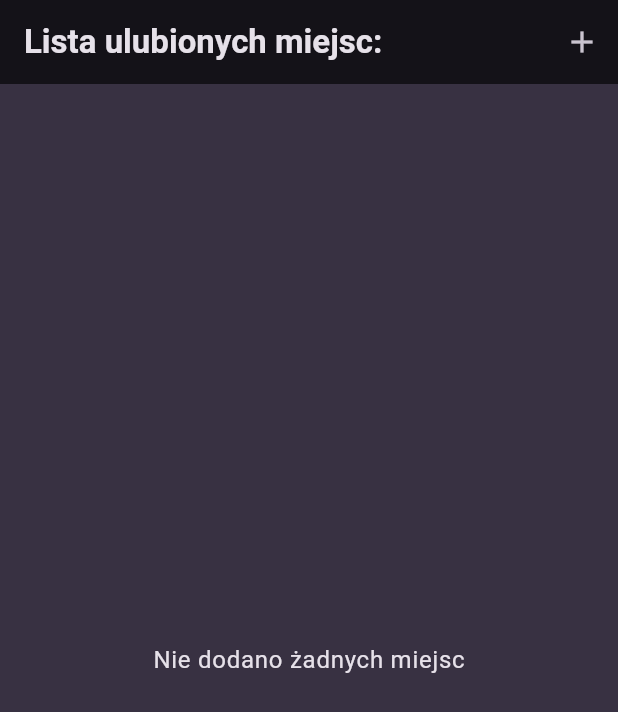
After one commit to StachuDev/favorite_places, a Flutter app: the screen it shows after launch, on a phone screen of 412 x 824 dp. The commit adds this screen. Shown: the top 712 px of the screen. Run offline on Flutter 3.47's test engine with Material 3 defaults, Android fonts, the phone set to English and light mode, and no system bars; our stand-ins replace flutter_riverpod, google_fonts.

Commit message:
little placeDetails update, split up PlaceScreen into placesList widget

```diff
--- /dev/null
+++ b/lib/widgets/places_list.dart
@@ -0,0 +1,39 @@
+import 'package:favorite_places/models/place.dart';
+import 'package:favorite_places/screens/place_details.dart';
+import 'package:flutter/material.dart';
+
+class PlacesList extends StatelessWidget {
+  const PlacesList({super.key, required this.places});
+
+  final List<PlaceItem> places;
+
+  @override
+  Widget build(BuildContext context) {
+    if (places.isEmpty) {
+      return Center(
+        child: Text(
+          "Nie dodano żadnych miejsc",
+          style: Theme.of(context).textTheme.bodyLarge!.copyWith(
+                color: Theme.of(context).colorScheme.onBackground,
+              ),
+        ),
+      );
+    }
+
+    return ListView.builder(
+      itemCount: places.length,
+      itemBuilder: (ctx, index) => ListTile(
+        title: Text(
+          places[index].title,
+          style: Theme.of(context).textTheme.titleMedium!.copyWith(
+                color: Theme.of(context).colorScheme.onBackground,
+              ),
+        ),
+        onTap: () {
+          Navigator.of(context).push(MaterialPageRoute(
+              builder: (ctx) => PlaceDetailsScreen(place: places[index])));
+        },
+      ),
+    );
+  }
+}
```
Also changed, not shown: lib/screens/place_details.dart (+8 -0 lines), lib/screens/places.dart (+2 -27 lines).
